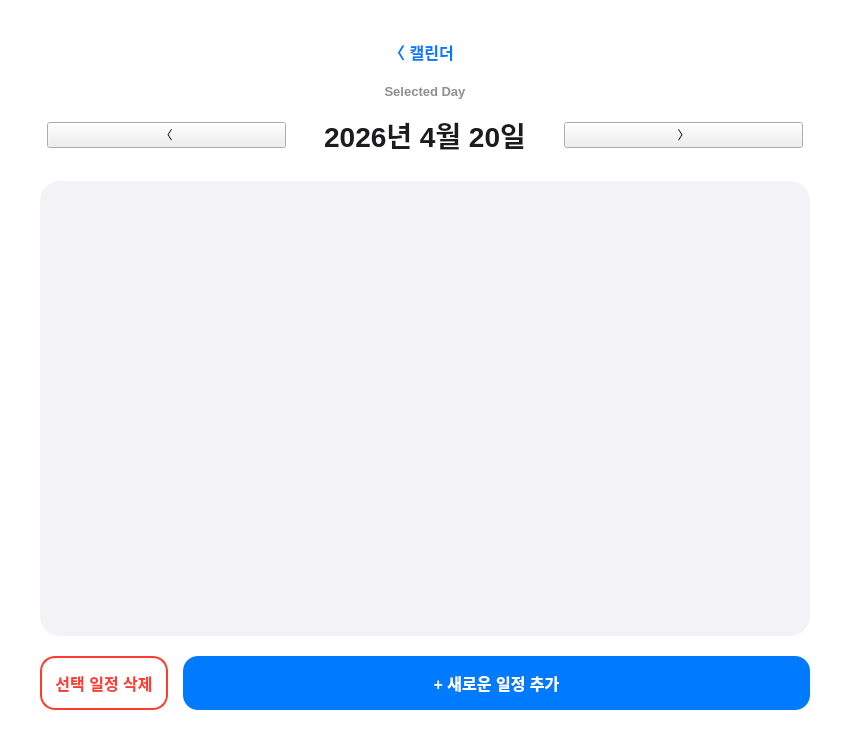
This is ScheduleManager/date.ui in Mangjun/12_Qt_Project as Qt 5 draws it before an edit. The edited form follows.
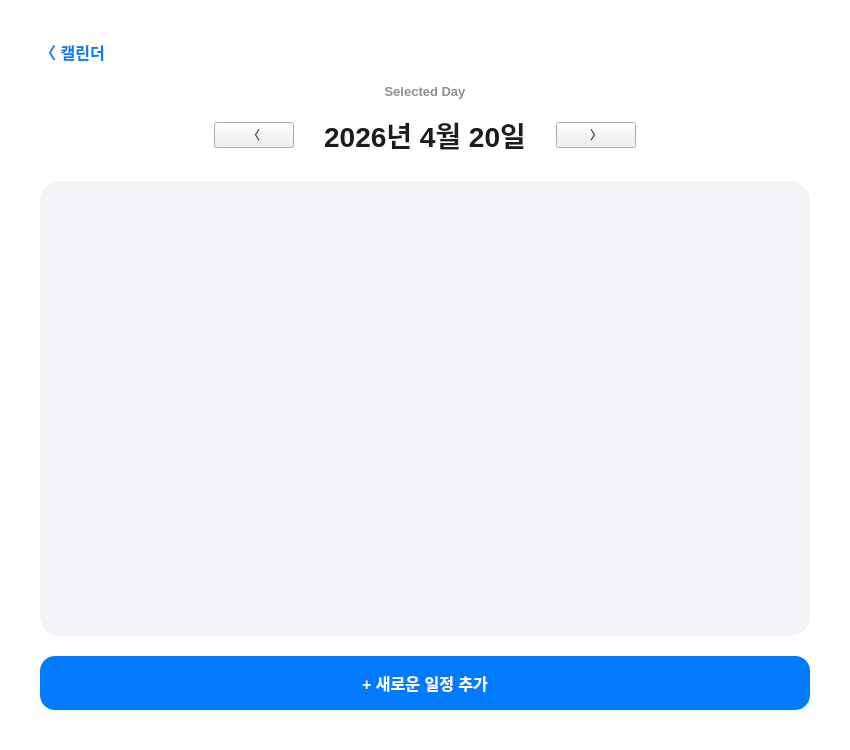
This is the edited form.

Commit message: Add: 날짜 화면 이벤트 처리 및 일정 추가 수정

```diff
--- a/ScheduleManager/date.ui
+++ b/ScheduleManager/date.ui
@@ -82,24 +82,6 @@
         background-color: #0051A8;
     }
 
-    /* 일정 삭제 버튼 (빨간색 - 신규 추가) */
-    QPushButton#deleteScheduleButton {
-        background-color: transparent;
-        color: #FF3B30;
-        border: 2px solid #FF3B30;
-        border-radius: 15px;
-        font-size: 16px;
-        font-weight: bold;
-        padding: 13px;
-    }
-    QPushButton#deleteScheduleButton:hover {
-        background-color: #FF3B30;
-        color: white;
-    }
-    QPushButton#deleteScheduleButton:pressed {
-        background-color: #C62828;
-    }
-
     QLabel#subTitle {
         font-size: 13px;
         color: #8E8E93;
@@ -108,7 +90,6 @@
     }
    </string>
   </property>
-
   <layout class="QVBoxLayout" name="mainLayout">
    <property name="spacing">
     <number>20</number>
@@ -126,7 +107,19 @@
        <property name="cursor"><cursor shape="PointingHandCursor"/></property>
       </widget>
      </item>
-     <item><spacer name="hSpacer"><property name="orientation"><enum>Qt::Horizontal</enum></property></spacer></item>
+     <item>
+      <spacer name="hSpacer">
+       <property name="orientation">
+        <enum>Qt::Orientation::Horizontal</enum>
+       </property>
+       <property name="sizeHint" stdset="0">
+        <size>
+         <width>0</width>
+         <height>0</height>
+        </size>
+       </property>
+      </spacer>
+     </item>
     </layout>
    </item>
 
@@ -141,8 +134,22 @@
      </item>
      <item>
       <layout class="QHBoxLayout" name="dateNavLayout">
-       <property name="spacing"><number>20</number></property>
-       <item><spacer name="hSpacer2"><property name="orientation"><enum>Qt::Horizontal</enum></property></spacer></item>
+       <property name="spacing">
+        <number>20</number>
+       </property>
+       <item>
+        <spacer name="hSpacer2">
+         <property name="orientation">
+          <enum>Qt::Orientation::Horizontal</enum>
+         </property>
+         <property name="sizeHint" stdset="0">
+          <size>
+           <width>0</width>
+           <height>0</height>
+          </size>
+         </property>
+        </spacer>
+       </item>
        <item>
         <widget class="QPushButton" name="prevDayButton">
          <property name="text"><string>〈</string></property>
@@ -158,7 +165,19 @@
          <property name="text"><string>〉</string></property>
         </widget>
        </item>
-       <item><spacer name="hSpacer3"><property name="orientation"><enum>Qt::Horizontal</enum></property></spacer></item>
+       <item>
+        <spacer name="hSpacer3">
+         <property name="orientation">
+          <enum>Qt::Orientation::Horizontal</enum>
+         </property>
+         <property name="sizeHint" stdset="0">
+          <size>
+           <width>0</width>
+           <height>0</height>
+          </size>
+         </property>
+        </spacer>
+       </item>
       </layout>
      </item>
     </layout>
@@ -171,27 +190,20 @@
    </item>
 
    <item>
-    <layout class="QHBoxLayout" name="bottomButtonLayout">
-     <property name="spacing"><number>15</number></property>
-     <item>
-      <widget class="QPushButton" name="deleteScheduleButton">
-       <property name="text"><string>선택 일정 삭제</string></property>
-       <property name="cursor"><cursor shape="PointingHandCursor"/></property>
-      </widget>
-     </item>
-     <item>
-      <widget class="QPushButton" name="addScheduleButton">
-       <property name="sizePolicy">
-        <sizepolicy hsizetype="Expanding" vsizetype="Fixed">
-         <horstretch>0</horstretch>
-         <verstretch>0</verstretch>
-        </sizepolicy>
-       </property>
-       <property name="text"><string>+ 새로운 일정 추가</string></property>
-       <property name="cursor"><cursor shape="PointingHandCursor"/></property>
-      </widget>
-     </item>
-    </layout>
+    <widget class="QPushButton" name="addScheduleButton">
+     <property name="sizePolicy">
+      <sizepolicy hsizetype="Expanding" vsizetype="Fixed">
+       <horstretch>0</horstretch>
+       <verstretch>0</verstretch>
+      </sizepolicy>
+     </property>
+     <property name="cursor">
+      <cursorShape>ArrowCursor</cursorShape>
+     </property>
+     <property name="text">
+      <string>+ 새로운 일정 추가</string>
+     </property>
+    </widget>
    </item>
   </layout>
  </widget>
```
Left out of the diff: 58 changed lines with no effect on the pictures. The commit also changes 4 other files.
